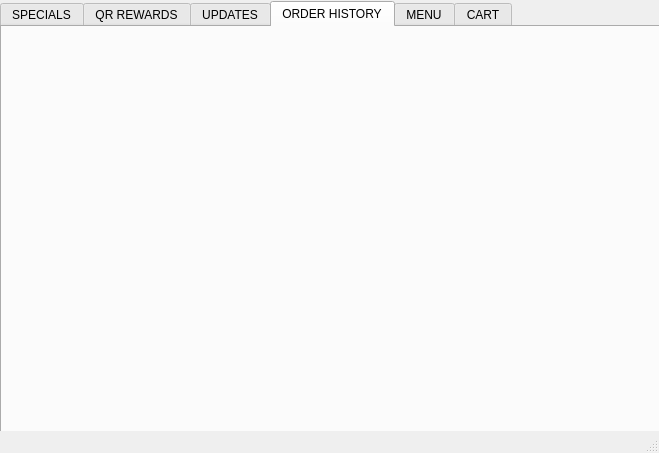
First picture: the form in sonicApp/mainscreen.ui, repository vuandy50/Assignment-4, before the edit.
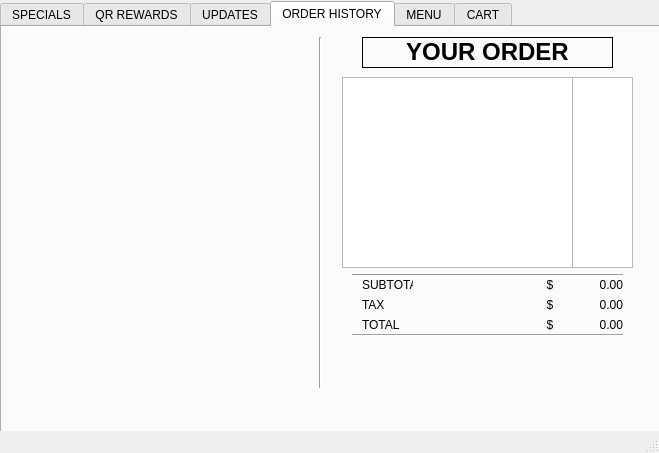
Second picture: the form after the edit. The open tabs and pages were chosen to show the change.

The edit to the form file:
```diff
--- a/sonicApp/mainscreen.ui
+++ b/sonicApp/mainscreen.ui
@@ -45,6 +45,237 @@
      <attribute name="title">
       <string>ORDER HISTORY</string>
      </attribute>
+     <widget class="QLabel" name="label_25">
+      <property name="geometry">
+       <rect>
+        <x>360</x>
+        <y>10</y>
+        <width>251</width>
+        <height>31</height>
+       </rect>
+      </property>
+      <property name="layoutDirection">
+       <enum>Qt::LeftToRight</enum>
+      </property>
+      <property name="frameShape">
+       <enum>QFrame::Box</enum>
+      </property>
+      <property name="text">
+       <string>&lt;html&gt;&lt;head/&gt;&lt;body&gt;&lt;p&gt;&lt;span style=&quot; font-size:18pt; font-weight:600;&quot;&gt;YOUR ORDER&lt;/span&gt;&lt;/p&gt;&lt;/body&gt;&lt;/html&gt;</string>
+      </property>
+      <property name="alignment">
+       <set>Qt::AlignCenter</set>
+      </property>
+     </widget>
+     <widget class="QListWidget" name="listWidget_3">
+      <property name="geometry">
+       <rect>
+        <x>340</x>
+        <y>50</y>
+        <width>231</width>
+        <height>191</height>
+       </rect>
+      </property>
+      <property name="layoutDirection">
+       <enum>Qt::LeftToRight</enum>
+      </property>
+      <property name="itemAlignment">
+       <set>Qt::AlignJustify</set>
+      </property>
+     </widget>
+     <widget class="QListWidget" name="listWidget2_3">
+      <property name="geometry">
+       <rect>
+        <x>570</x>
+        <y>50</y>
+        <width>61</width>
+        <height>191</height>
+       </rect>
+      </property>
+      <property name="layoutDirection">
+       <enum>Qt::LeftToRight</enum>
+      </property>
+      <property name="itemAlignment">
+       <set>Qt::AlignJustify|Qt::AlignRight|Qt::AlignTrailing</set>
+      </property>
+     </widget>
+     <widget class="Line" name="line_15">
+      <property name="geometry">
+       <rect>
+        <x>350</x>
+        <y>240</y>
+        <width>271</width>
+        <height>16</height>
+       </rect>
+      </property>
+      <property name="orientation">
+       <enum>Qt::Horizontal</enum>
+      </property>
+     </widget>
+     <widget class="QLabel" name="label_26">
+      <property name="geometry">
+       <rect>
+        <x>360</x>
+        <y>250</y>
+        <width>51</width>
+        <height>16</height>
+       </rect>
+      </property>
+      <property name="text">
+       <string>SUBTOTAL</string>
+      </property>
+     </widget>
+     <widget class="QLabel" name="label_27">
+      <property name="geometry">
+       <rect>
+        <x>360</x>
+        <y>270</y>
+        <width>51</width>
+        <height>16</height>
+       </rect>
+      </property>
+      <property name="text">
+       <string>TAX</string>
+      </property>
+     </widget>
+     <widget class="QLabel" name="label_28">
+      <property name="geometry">
+       <rect>
+        <x>360</x>
+        <y>290</y>
+        <width>51</width>
+        <height>16</height>
+       </rect>
+      </property>
+      <property name="text">
+       <string>TOTAL</string>
+      </property>
+     </widget>
+     <widget class="QLabel" name="subtotal_3">
+      <property name="geometry">
+       <rect>
+        <x>560</x>
+        <y>250</y>
+        <width>61</width>
+        <height>16</height>
+       </rect>
+      </property>
+      <property name="layoutDirection">
+       <enum>Qt::LeftToRight</enum>
+      </property>
+      <property name="text">
+       <string>0.00</string>
+      </property>
+      <property name="alignment">
+       <set>Qt::AlignRight|Qt::AlignTrailing|Qt::AlignVCenter</set>
+      </property>
+     </widget>
+     <widget class="QLabel" name="tax_3">
+      <property name="geometry">
+       <rect>
+        <x>560</x>
+        <y>270</y>
+        <width>61</width>
+        <height>16</height>
+       </rect>
+      </property>
+      <property name="text">
+       <string>0.00</string>
+      </property>
+      <property name="alignment">
+       <set>Qt::AlignRight|Qt::AlignTrailing|Qt::AlignVCenter</set>
+      </property>
+     </widget>
+     <widget class="QLabel" name="total_3">
+      <property name="geometry">
+       <rect>
+        <x>560</x>
+        <y>290</y>
+        <width>61</width>
+        <height>16</height>
+       </rect>
+      </property>
+      <property name="text">
+       <string>0.00</string>
+      </property>
+      <property name="alignment">
+       <set>Qt::AlignRight|Qt::AlignTrailing|Qt::AlignVCenter</set>
+      </property>
+     </widget>
+     <widget class="QLabel" name="label_29">
+      <property name="geometry">
+       <rect>
+        <x>540</x>
+        <y>250</y>
+        <width>16</width>
+        <height>16</height>
+       </rect>
+      </property>
+      <property name="text">
+       <string>$</string>
+      </property>
+      <property name="alignment">
+       <set>Qt::AlignCenter</set>
+      </property>
+     </widget>
+     <widget class="QLabel" name="label_30">
+      <property name="geometry">
+       <rect>
+        <x>540</x>
+        <y>270</y>
+        <width>16</width>
+        <height>16</height>
+       </rect>
+      </property>
+      <property name="text">
+       <string>$</string>
+      </property>
+      <property name="alignment">
+       <set>Qt::AlignCenter</set>
+      </property>
+     </widget>
+     <widget class="QLabel" name="label_31">
+      <property name="geometry">
+       <rect>
+        <x>540</x>
+        <y>290</y>
+        <width>16</width>
+        <height>16</height>
+       </rect>
+      </property>
+      <property name="text">
+       <string>$</string>
+      </property>
+      <property name="alignment">
+       <set>Qt::AlignCenter</set>
+      </property>
+     </widget>
+     <widget class="Line" name="line_16">
+      <property name="geometry">
+       <rect>
+        <x>350</x>
+        <y>300</y>
+        <width>271</width>
+        <height>16</height>
+       </rect>
+      </property>
+      <property name="orientation">
+       <enum>Qt::Horizontal</enum>
+      </property>
+     </widget>
+     <widget class="Line" name="line_17">
+      <property name="geometry">
+       <rect>
+        <x>310</x>
+        <y>10</y>
+        <width>16</width>
+        <height>351</height>
+       </rect>
+      </property>
+      <property name="orientation">
+       <enum>Qt::Vertical</enum>
+      </property>
+     </widget>
     </widget>
     <widget class="QWidget" name="menu">
      <attribute name="title">
```
Left out of the diff: 33 changed lines with no effect on the pictures.
